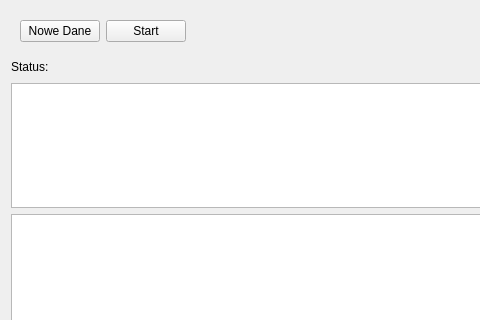
This is PrzeplywomierzGUI/Program glowny/mierzonepozycje.ui in wiacekmarcin/StanowiskoOtwock as Qt 5 draws it before an edit; both pictures show x 0 to 480 and y 0 to 320 of the 640 by 480 pixel window. The edited form follows.
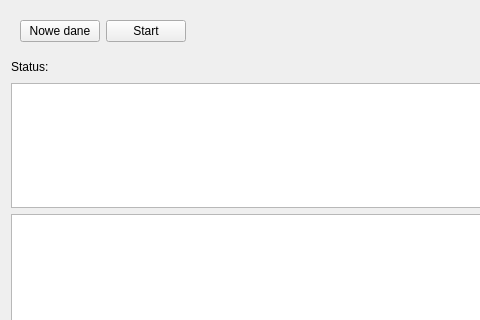
This is the edited form.

```diff
--- a/PrzeplywomierzGUI/Program glowny/mierzonepozycje.ui
+++ b/PrzeplywomierzGUI/Program glowny/mierzonepozycje.ui
@@ -20,7 +20,7 @@
       <item>
        <widget class="QPushButton" name="pbNoweDane">
         <property name="text">
-         <string>Nowe Dane</string>
+         <string>Nowe dane</string>
         </property>
        </widget>
       </item>
```
